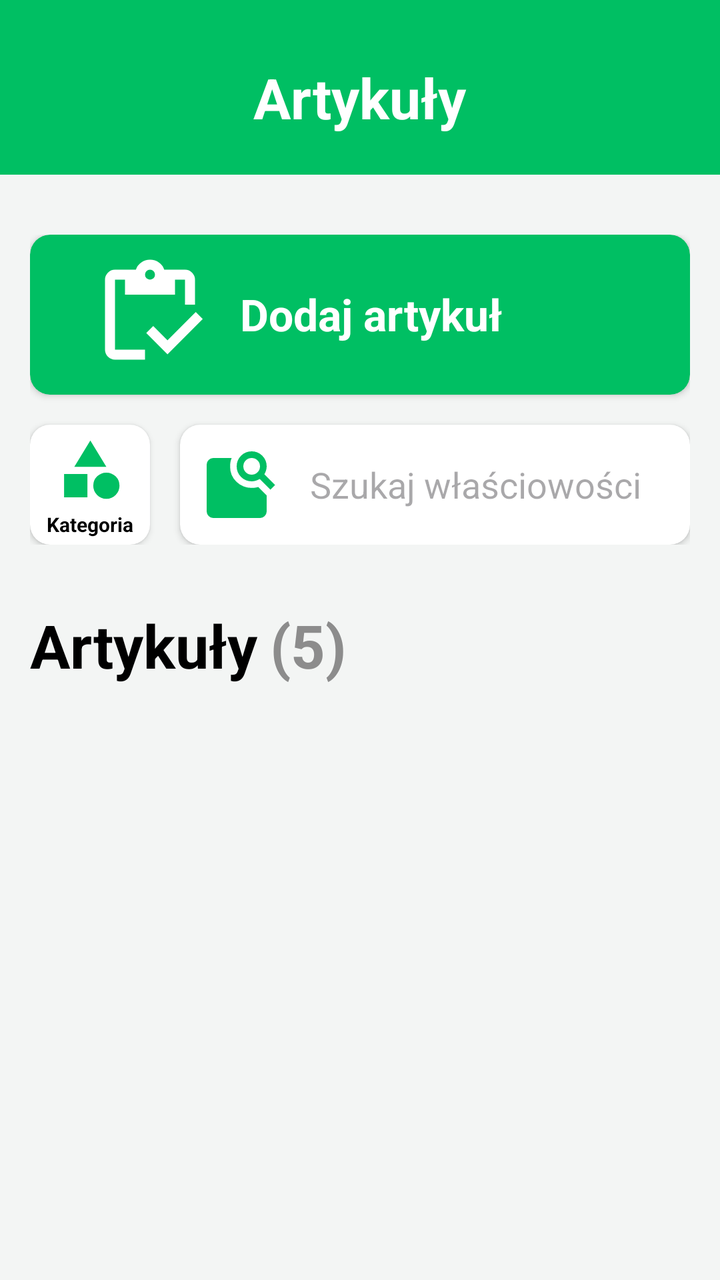
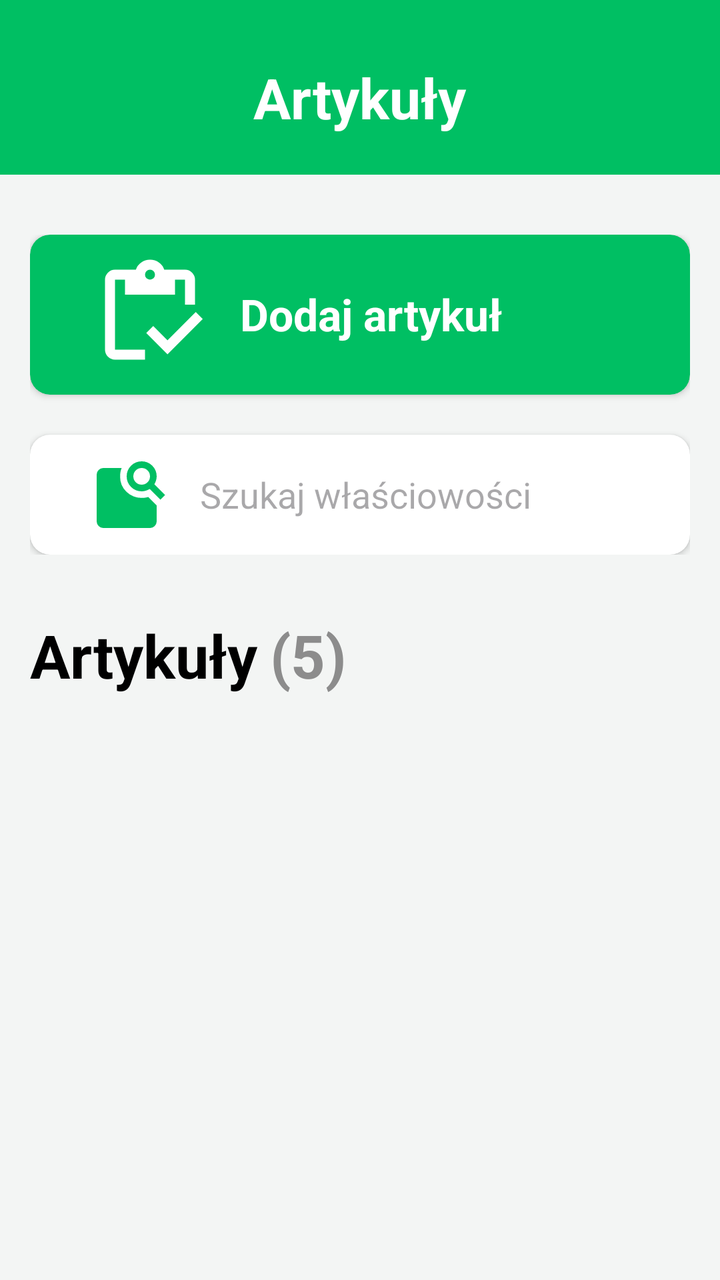

Two renders of the same Android screen: before a commit and after it. Below are the layout's source before the change and the commit's diff.
<!-- AndroidManifest.xml: application theme Theme.InventoryMaster -->
<!-- res/layout/page_items.xml -->
<?xml version="1.0" encoding="utf-8"?>
<androidx.constraintlayout.widget.ConstraintLayout xmlns:android="http://schemas.android.com/apk/res/android"
    xmlns:app="http://schemas.android.com/apk/res-auto"
    xmlns:tools="http://schemas.android.com/tools"
    android:id="@+id/main"
    android:layout_width="match_parent"
    android:layout_height="match_parent"
    android:background="?attr/backgroundColor"
    tools:context=".Activities.ItemsActivity">

    <androidx.constraintlayout.widget.ConstraintLayout
        android:id="@+id/constraintLayout"
        android:layout_width="0dp"
        android:layout_height="wrap_content"
        android:background="?attr/colorPrimary"
        app:layout_constraintEnd_toEndOf="parent"
        app:layout_constraintHorizontal_bias="0.0"
        app:layout_constraintStart_toStartOf="parent"
        app:layout_constraintTop_toTopOf="parent">

        <TextView
            android:id="@+id/itemsTv"
            android:layout_width="wrap_content"
            android:layout_height="wrap_content"
            android:layout_marginTop="30dp"
            android:layout_marginBottom="20dp"
            android:text="Artykuły"
            android:textColor="?attr/colorOnPrimary"
            android:textSize="28sp"
            android:textStyle="bold"
            app:layout_constraintBottom_toBottomOf="parent"
            app:layout_constraintEnd_toEndOf="parent"
            app:layout_constraintStart_toStartOf="parent"
            app:layout_constraintTop_toTopOf="parent" />

    </androidx.constraintlayout.widget.ConstraintLayout>

    <androidx.constraintlayout.widget.ConstraintLayout
        android:id="@+id/constraintLayout2"
        android:layout_width="0dp"
        android:layout_height="wrap_content"
        android:layout_marginStart="15dp"
        android:layout_marginTop="30dp"
        android:layout_marginEnd="15dp"
        app:layout_constraintEnd_toEndOf="parent"
        app:layout_constraintStart_toStartOf="parent"
        app:layout_constraintTop_toBottomOf="@+id/constraintLayout">

        <androidx.cardview.widget.CardView
            android:id="@+id/itemsAddCv"
            android:layout_width="match_parent"
            android:layout_height="80dp"
            app:cardBackgroundColor="?attr/colorPrimary"
            app:cardCornerRadius="10dp"
            app:layout_constraintEnd_toEndOf="parent"
            app:layout_constraintStart_toStartOf="parent"
            app:layout_constraintTop_toTopOf="parent">

            <ImageView
                android:id="@+id/itemsAddIv"
                android:layout_width="60dp"
                android:layout_height="60dp"
                android:layout_marginStart="30dp"
                android:layout_marginTop="10dp"
                android:layout_marginBottom="10dp"
                android:src="@drawable/inventory"
                app:layout_constraintStart_toStartOf="parent"
                app:tint="?attr/colorOnPrimary" />

            <TextView
                android:id="@+id/itemsAddTv"
                android:layout_width="wrap_content"
                android:layout_height="30dp"
                android:layout_marginLeft="105dp"
                android:layout_marginTop="25dp"
                android:text="Dodaj artykuł"
                android:textAlignment="viewStart"
                android:textColor="?attr/colorOnPrimary"
                android:textSize="22sp"
                android:textStyle="bold" />
        </androidx.cardview.widget.CardView>

        <androidx.cardview.widget.CardView
            android:id="@+id/itemsSearchCv"
            android:layout_width="0dp"
            android:layout_height="60dp"
            android:layout_marginStart="15dp"
            android:layout_marginTop="15dp"
            app:cardBackgroundColor="?attr/cardBackgroundColor"
            app:cardCornerRadius="10dp"
            app:layout_constraintEnd_toEndOf="parent"
            app:layout_constraintStart_toEndOf="@+id/itemsCategorySearchCv"
            app:layout_constraintTop_toBottomOf="@+id/itemsAddCv">

            <ImageView
                android:id="@+id/itemsSearchIv"
                android:layout_width="40dp"
                android:layout_height="40dp"
                android:layout_marginLeft="10dp"
                android:layout_marginTop="10dp"
                android:layout_marginBottom="10dp"
                android:src="@drawable/feature_search"
                app:tint="?attr/colorPrimary" />

            <EditText
                android:id="@+id/itemsSearchTe"
                android:layout_width="match_parent"
                android:layout_height="40dp"
                android:layout_marginLeft="65dp"
                android:layout_marginTop="10dp"
                android:layout_marginRight="10dp"
                android:background="@null"
                android:ems="10"
                android:hint="Szukaj właściowości"
                android:inputType="text"
                android:textColor="?attr/colorOnBackground" />
        </androidx.cardview.widget.CardView>

        <androidx.cardview.widget.CardView
            android:id="@+id/itemsCategorySearchCv"
            android:layout_width="60dp"
            android:layout_height="60dp"
            android:layout_marginTop="15dp"
            app:cardBackgroundColor="?attr/cardBackgroundColor"
            app:cardCornerRadius="10dp"
            app:layout_constraintStart_toStartOf="parent"
            app:layout_constraintTop_toBottomOf="@+id/itemsAddCv">

            <ImageView
                android:id="@+id/imageView"
                android:layout_width="35dp"
                android:layout_height="35dp"
                android:layout_marginLeft="12.5dp"
                android:layout_marginTop="5dp"
                android:tint="@color/colorPrimary"
                app:srcCompat="@drawable/category" />

            <TextView
                android:id="@+id/textView2"
                android:layout_width="match_parent"
                android:layout_height="wrap_content"
                android:layout_marginTop="43dp"
                android:text="Kategoria"
                android:textAlignment="center"
                android:textColor="?attr/colorOnBackground"
                android:textSize="10sp"
                android:textStyle="bold" />
        </androidx.cardview.widget.CardView>
    </androidx.constraintlayout.widget.ConstraintLayout>

    <LinearLayout
        android:id="@+id/linearLayout"
        android:layout_width="0dp"
        android:layout_height="wrap_content"
        android:layout_marginStart="15dp"
        android:layout_marginTop="30dp"
        android:layout_marginEnd="15dp"
        android:orientation="horizontal"
        app:layout_constraintEnd_toEndOf="parent"
        app:layout_constraintStart_toStartOf="parent"
        app:layout_constraintTop_toBottomOf="@+id/constraintLayout2">

        <TextView
            android:id="@+id/textView"
            android:layout_width="wrap_content"
            android:layout_height="wrap_content"
            android:text="Artykuły"
            android:textColor="?attr/colorOnBackground"
            android:textSize="30sp"
            android:textStyle="bold" />

        <Space
            android:layout_width="6dp"
            android:layout_height="wrap_content" />

        <TextView
            android:id="@+id/itemsNumberTv"
            android:layout_width="wrap_content"
            android:layout_height="wrap_content"
            android:layout_weight="1"
            android:text="(5)"
            android:textColor="@color/gray"
            android:textSize="30sp"
            android:textStyle="bold" />

    </LinearLayout>

    <androidx.recyclerview.widget.RecyclerView
        android:id="@+id/itemsRv"
        android:layout_width="0dp"
        android:layout_height="0dp"
        android:layout_marginStart="15dp"
        android:layout_marginTop="20dp"
        android:layout_marginEnd="15dp"
        android:layout_marginBottom="15dp"
        app:layout_constraintBottom_toBottomOf="parent"
        app:layout_constraintEnd_toEndOf="parent"
        app:layout_constraintStart_toStartOf="parent"
        app:layout_constraintTop_toBottomOf="@+id/linearLayout"
        tools:itemCount="30"
        tools:listitem="@layout/recycler_item" />

</androidx.constraintlayout.widget.ConstraintLayout>
<!-- res/layout/recycler_item.xml (included above) -->
<?xml version="1.0" encoding="utf-8"?>
<androidx.constraintlayout.widget.ConstraintLayout xmlns:android="http://schemas.android.com/apk/res/android"
    xmlns:app="http://schemas.android.com/apk/res-auto"
    xmlns:tools="http://schemas.android.com/tools"
    android:layout_width="match_parent"
    android:layout_height="wrap_content"
    android:layout_marginBottom="10dp">

    <androidx.cardview.widget.CardView
        android:layout_width="0dp"
        android:layout_height="100dp"
        app:cardCornerRadius="6dp"
        app:layout_constraintEnd_toEndOf="parent"
        app:layout_constraintStart_toStartOf="parent"
        app:layout_constraintTop_toTopOf="parent">

        <LinearLayout
            android:layout_width="match_parent"
            android:layout_height="match_parent"
            android:layout_marginLeft="5dp"
            android:layout_marginTop="5dp"
            android:layout_marginRight="5dp"
            android:layout_marginBottom="5dp"
            android:gravity="center_vertical"
            android:orientation="horizontal"
            app:layout_constraintBottom_toBottomOf="parent"
            app:layout_constraintTop_toTopOf="parent">

            <androidx.constraintlayout.widget.ConstraintLayout
                android:layout_width="match_parent"
                android:layout_height="match_parent"
                android:layout_weight="1">

                <TextView
                    android:id="@+id/textView5"
                    android:layout_width="wrap_content"
                    android:layout_height="35dp"
                    android:text="FOC-OM4LSZH"
                    android:textColor="?attr/colorOnBackground"
                    android:textSize="25sp"
                    android:textStyle="bold"
                    app:layout_constraintStart_toStartOf="parent"
                    app:layout_constraintTop_toTopOf="parent" />

                <TextView
                    android:id="@+id/textView6"
                    android:layout_width="0dp"
                    android:layout_height="0dp"
                    android:text="Nowy kabel światłowodowy w standardzie OM4 z powłoką z LSZH. Średnica rdzenia: 25 mm, średnica płaszcza 150mm. Do montażu w pionach serwerowych wewnątrz budynku."
                    android:textSize="12sp"
                    app:layout_constraintBottom_toBottomOf="parent"
                    app:layout_constraintEnd_toEndOf="parent"
                    app:layout_constraintStart_toStartOf="parent"
                    app:layout_constraintTop_toBottomOf="@+id/textView5" />
            </androidx.constraintlayout.widget.ConstraintLayout>

            <TextView
                android:id="@+id/textView4"
                android:layout_width="30dp"
                android:layout_height="wrap_content"
                android:layout_weight="1"
                android:text=">"
                android:textColor="@color/colorPrimary"
                android:textSize="25sp"
                android:textStyle="bold" />
        </LinearLayout>
    </androidx.cardview.widget.CardView>
</androidx.constraintlayout.widget.ConstraintLayout>
<!-- resources referenced by this layout -->
<resources>
  <color name="colorPrimary">#00bf63</color>
  <color name="gray">#8C8C8C</color>
  <!-- drawable category (drawable) -->
  <vector xmlns:android="http://schemas.android.com/apk/res/android"
      android:width="24dp"
      android:height="24dp"
      android:viewportWidth="960"
      android:viewportHeight="960">
    <path
        android:pathData="m260,440 l220,-360 220,360L260,440ZM700,880q-75,0 -127.5,-52.5T520,700q0,-75 52.5,-127.5T700,520q75,0 127.5,52.5T880,700q0,75 -52.5,127.5T700,880ZM120,860v-320h320v320L120,860Z"
        android:fillColor="#EA3323"/>
  </vector>
  <!-- drawable feature_search (drawable) -->
  <vector xmlns:android="http://schemas.android.com/apk/res/android"
      android:width="24dp"
      android:height="24dp"
      android:viewportWidth="960"
      android:viewportHeight="960">
    <path
        android:pathData="m772,356 l128,128 -56,56 -128,-128q-21,12 -45,20t-51,8q-75,0 -127.5,-52.5T440,260q0,-75 52.5,-127.5T620,80q75,0 127.5,52.5T800,260q0,27 -8,51t-20,45ZM691,331q29,-29 29,-71t-29,-71q-29,-29 -71,-29t-71,29q-29,29 -29,71t29,71q29,29 71,29t71,-29ZM160,880q-33,0 -56.5,-23.5T80,800v-560q0,-33 23.5,-56.5T160,160h220q-11,25 -15,51.5t-4,52.5q0,109 77,182t183,73q19,0 38,-2.5t39,-8.5l102,102v190q0,33 -23.5,56.5T720,880L160,880Z"
        android:fillColor="#EA3323"/>
  </vector>
  <!-- drawable inventory (drawable) -->
  <vector xmlns:android="http://schemas.android.com/apk/res/android"
      android:width="24dp"
      android:height="24dp"
      android:viewportWidth="960"
      android:viewportHeight="960">
    <path
        android:pathData="M620,797 L450,627l56,-56 114,114 226,-226 56,56 -282,282ZM840,400h-80v-200h-80v120L280,320v-120h-80v560h240v80L200,840q-33,0 -56.5,-23.5T120,760v-560q0,-33 23.5,-56.5T200,120h167q11,-35 43,-57.5t70,-22.5q40,0 71.5,22.5T594,120h166q33,0 56.5,23.5T840,200v200ZM508.5,188.5Q520,177 520,160t-11.5,-28.5Q497,120 480,120t-28.5,11.5Q440,143 440,160t11.5,28.5Q463,200 480,200t28.5,-11.5Z"
        android:fillColor="?attr/colorPrimary"/>
  </vector>
  <style name="Theme.InventoryMaster" parent="Base.Theme.InventoryMaster" />
  <style name="Base.Theme.InventoryMaster" parent="Theme.Material3.DayNight.NoActionBar">
          <item name="android:statusBarColor">@color/colorPrimary</item>
          <item name="android:navigationBarColor">@color/white</item>
          <item name="android:windowLightStatusBar">false</item>
  
          <item name="colorPrimary">@color/colorPrimary</item>
  
          <item name="colorOnPrimary">@color/white</item>
  
          <item name="backgroundColor">@color/light</item>
          <item name="colorOnBackground">@color/black</item>
  
          <item name="cardBackgroundColor">@color/white</item>
      </style>
  <color name="white">#FFFFFFFF</color>
  <color name="light">#f3f5f4</color>
  <color name="black">#FF000000</color>
</resources>

<!-- the commit's change to res/layout/page_items.xml (unified diff, before → after) -->
@@ -47,7 +47,7 @@
         app:layout_constraintTop_toBottomOf="@+id/constraintLayout">
 
         <androidx.cardview.widget.CardView
-            android:id="@+id/itemsAddCv"
+            android:id="@+id/itemAddCv"
             android:layout_width="match_parent"
             android:layout_height="80dp"
             app:cardBackgroundColor="?attr/colorPrimary"
@@ -84,19 +84,18 @@
             android:id="@+id/itemsSearchCv"
             android:layout_width="0dp"
             android:layout_height="60dp"
-            android:layout_marginStart="15dp"
-            android:layout_marginTop="15dp"
+            android:layout_marginTop="20dp"
             app:cardBackgroundColor="?attr/cardBackgroundColor"
             app:cardCornerRadius="10dp"
             app:layout_constraintEnd_toEndOf="parent"
-            app:layout_constraintStart_toEndOf="@+id/itemsCategorySearchCv"
-            app:layout_constraintTop_toBottomOf="@+id/itemsAddCv">
+            app:layout_constraintStart_toStartOf="parent"
+            app:layout_constraintTop_toBottomOf="@+id/itemAddCv">
 
             <ImageView
                 android:id="@+id/itemsSearchIv"
                 android:layout_width="40dp"
                 android:layout_height="40dp"
-                android:layout_marginLeft="10dp"
+                android:layout_marginLeft="30dp"
                 android:layout_marginTop="10dp"
                 android:layout_marginBottom="10dp"
                 android:src="@drawable/feature_search"
@@ -106,7 +105,7 @@
                 android:id="@+id/itemsSearchTe"
                 android:layout_width="match_parent"
                 android:layout_height="40dp"
-                android:layout_marginLeft="65dp"
+                android:layout_marginLeft="85dp"
                 android:layout_marginTop="10dp"
                 android:layout_marginRight="10dp"
                 android:background="@null"
@@ -116,36 +115,6 @@
                 android:textColor="?attr/colorOnBackground" />
         </androidx.cardview.widget.CardView>
 
-        <androidx.cardview.widget.CardView
-            android:id="@+id/itemsCategorySearchCv"
-            android:layout_width="60dp"
-            android:layout_height="60dp"
-            android:layout_marginTop="15dp"
-            app:cardBackgroundColor="?attr/cardBackgroundColor"
-            app:cardCornerRadius="10dp"
-            app:layout_constraintStart_toStartOf="parent"
-            app:layout_constraintTop_toBottomOf="@+id/itemsAddCv">
-
-            <ImageView
-                android:id="@+id/imageView"
-                android:layout_width="35dp"
-                android:layout_height="35dp"
-                android:layout_marginLeft="12.5dp"
-                android:layout_marginTop="5dp"
-                android:tint="@color/colorPrimary"
-                app:srcCompat="@drawable/category" />
-
-            <TextView
-                android:id="@+id/textView2"
-                android:layout_width="match_parent"
-                android:layout_height="wrap_content"
-                android:layout_marginTop="43dp"
-                android:text="Kategoria"
-                android:textAlignment="center"
-                android:textColor="?attr/colorOnBackground"
-                android:textSize="10sp"
-                android:textStyle="bold" />
-        </androidx.cardview.widget.CardView>
     </androidx.constraintlayout.widget.ConstraintLayout>
 
     <LinearLayout
@@ -211,8 +180,10 @@
     android:layout_marginBottom="10dp">
 
     <androidx.cardview.widget.CardView
-        android:layout_width="0dp"
-        android:layout_height="100dp"
+        android:id="@+id/recyclerItemCv"
+        android:layout_width="0dp"
+        android:layout_height="120dp"
+        app:cardBackgroundColor="?attr/cardBackgroundColor"
         app:cardCornerRadius="6dp"
         app:layout_constraintEnd_toEndOf="parent"
         app:layout_constraintStart_toStartOf="parent"
@@ -236,9 +207,10 @@
                 android:layout_weight="1">
 
                 <TextView
-                    android:id="@+id/textView5"
+                    android:id="@+id/recyclerItemLabelTv"
                     android:layout_width="wrap_content"
                     android:layout_height="35dp"
+                    android:layout_marginStart="15dp"
                     android:text="FOC-OM4LSZH"
                     android:textColor="?attr/colorOnBackground"
                     android:textSize="25sp"
@@ -247,15 +219,45 @@
                     app:layout_constraintTop_toTopOf="parent" />
 
                 <TextView
-                    android:id="@+id/textView6"
+                    android:id="@+id/recyclerItemPriceTv"
+                    android:layout_width="wrap_content"
+                    android:layout_height="35dp"
+                    android:layout_marginStart="10dp"
+                    android:gravity="center_vertical"
+                    android:text="100.00 PLN"
+                    android:textColor="@color/colorPrimary"
+                    android:textSize="18sp"
+                    android:textStyle="bold"
+                    app:layout_constraintBottom_toBottomOf="@+id/recyclerItemLabelTv"
+                    app:layout_constraintStart_toEndOf="@+id/recyclerItemLabelTv"
+                    app:layout_constraintTop_toTopOf="@+id/recyclerItemLabelTv" />
+
+                <TextView
+                    android:id="@+id/recyclerItemQuantityTv"
+                    android:layout_width="wrap_content"
+                    android:layout_height="35dp"
+                    android:layout_marginStart="10dp"
+                    android:gravity="center_vertical"
+                    android:text="(4 szt.)"
+                    android:textColor="?attr/colorOnBackground"
+                    android:textSize="18sp"
+                    app:layout_constraintBottom_toBottomOf="@+id/recyclerItemPriceTv"
+                    app:layout_constraintStart_toEndOf="@+id/recyclerItemPriceTv"
+                    app:layout_constraintTop_toTopOf="@+id/recyclerItemPriceTv" />
+
+                <TextView
+                    android:id="@+id/recyclerItemDescriptionTv"
                     android:layout_width="0dp"
                     android:layout_height="0dp"
+                    android:layout_marginStart="15dp"
+                    android:layout_marginEnd="3dp"
+                    android:layout_marginBottom="3dp"
                     android:text="Nowy kabel światłowodowy w standardzie OM4 z powłoką z LSZH. Średnica rdzenia: 25 mm, średnica płaszcza 150mm. Do montażu w pionach serwerowych wewnątrz budynku."
-                    android:textSize="12sp"
+                    android:textSize="14sp"
                     app:layout_constraintBottom_toBottomOf="parent"
                     app:layout_constraintEnd_toEndOf="parent"
                     app:layout_constraintStart_toStartOf="parent"
-                    app:layout_constraintTop_toBottomOf="@+id/textView5" />
+                    app:layout_constraintTop_toBottomOf="@+id/recyclerItemLabelTv" />
             </androidx.constraintlayout.widget.ConstraintLayout>
 
             <TextView
<!-- resource entries referenced after the edit -->
@@ -2,16 +2,6 @@
 <resources>
   <color name="colorPrimary">#00bf63</color>
   <color name="gray">#8C8C8C</color>
-  <!-- drawable category (drawable) -->
-  <vector xmlns:android="http://schemas.android.com/apk/res/android"
-      android:width="24dp"
-      android:height="24dp"
-      android:viewportWidth="960"
-      android:viewportHeight="960">
-    <path
-        android:pathData="m260,440 l220,-360 220,360L260,440ZM700,880q-75,0 -127.5,-52.5T520,700q0,-75 52.5,-127.5T700,520q75,0 127.5,52.5T880,700q0,75 -52.5,127.5T700,880ZM120,860v-320h320v320L120,860Z"
-        android:fillColor="#EA3323"/>
-  </vector>
   <!-- drawable feature_search (drawable) -->
   <vector xmlns:android="http://schemas.android.com/apk/res/android"
       android:width="24dp"
